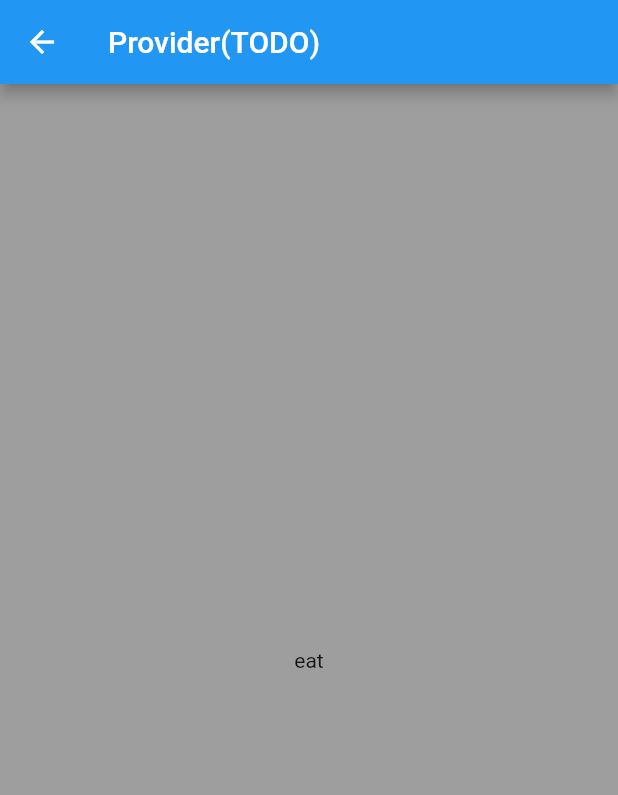
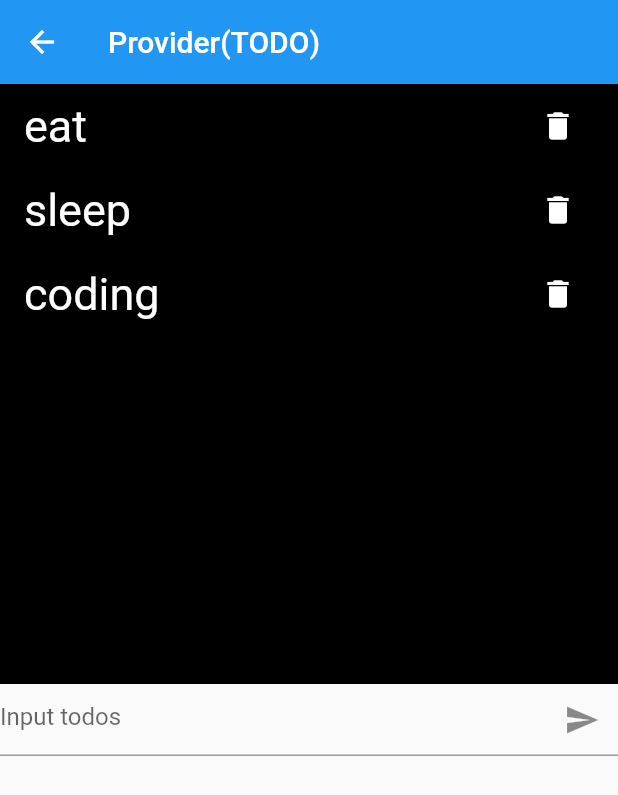
Before and after one commit to suee97/flutterminimini, a Flutter app: the TodoScreen screen opened directly, on a phone screen of 412 x 824 dp. Shown: the top 795 px of the screen. Run offline on Flutter 3.47's test engine with Material 2 defaults, Android fonts, the phone set to English and light mode, and no system bars.

Commit message:
provider를 사용한 todolist 간단 구현(완)

```diff
--- a/lib/screens/numbering.dart
+++ b/lib/screens/numbering.dart
@@ -25,7 +25,7 @@ class _NumberingScreenState extends State<NumberingScreen> {
             ),
             GestureDetector(
               onTap: countInc,
-              child: Text(
+              child: const Text(
                 "Click",
                 style: TextStyle(
                     fontSize: 30,
--- a/lib/screens/todo.dart
+++ b/lib/screens/todo.dart
@@ -9,44 +9,53 @@ class TodoScreen extends StatelessWidget {
   Widget build(BuildContext context) {
     return Consumer<TodoNotifier>(builder: (context, todoNotifier, child) {
       final temp = todoNotifier.getTodo();
+      var _controller = TextEditingController();
       return Scaffold(
         appBar: AppBar(
-          title: Text("Provider(TODO)"),
+          title: const Text("Provider(TODO)"),
         ),
-        body: Container(
-          color: Colors.grey,
-          width: double.infinity,
-          child: Column(
-            mainAxisAlignment: MainAxisAlignment.center,
-            crossAxisAlignment: CrossAxisAlignment.center,
-            children: [
-              Text(temp[0]),
-            ],
-          ),
+        body: Column(
+          children: [
+            Container(
+                color: Colors.black,
+                height: 400,
+                width: double.infinity,
+                child: ListView.builder(
+                    itemCount: temp.length,
+                    itemBuilder: (BuildContext context, int i) {
+                      return ListTile(
+                        title: Text(
+                          temp[i],
+                          style: const TextStyle(
+                              color: Colors.white, fontSize: 30),
+                        ),
+                        trailing: IconButton(
+                          icon: const Icon(
+                            Icons.delete,
+                            color: Colors.white,
+                          ),
+                          onPressed: () {
+                            todoNotifier.deleteTodo(i);
+                          },
+                        ),
+                      );
+                    })),
+            TextField(
+              controller: _controller,
+              decoration: InputDecoration(
+                hintText: "Input todos",
+                suffixIcon: IconButton(
+                  onPressed: ()=>{
+                    todoNotifier.insertTodo(_controller.text),
+                    _controller.clear()
+                  },
+                  icon: Icon(Icons.send),
+                )
+              ),
+            )
+          ],
         ),
       );
     });
   }
 }
-
-class TodoTile extends StatelessWidget {
-  const TodoTile({
-    Key? key,
-    required this.content,
-  }) : super(key: key);
-
-  final String content;
-
-  @override
-  Widget build(BuildContext context) {
-    return Material(
-      child: ListTile(
-        title: Text(content),
-        trailing: IconButton(
-          onPressed: () {},
-          icon: const Icon(Icons.delete_outline),
-        ),
-      ),
-    );
-  }
-}
```
